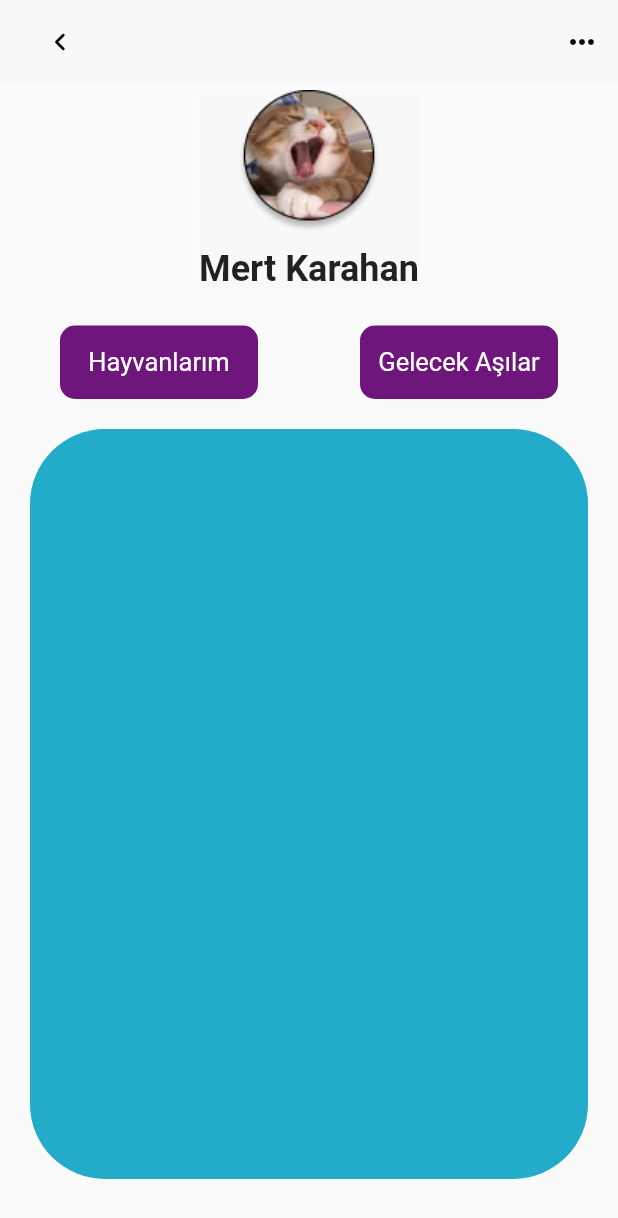
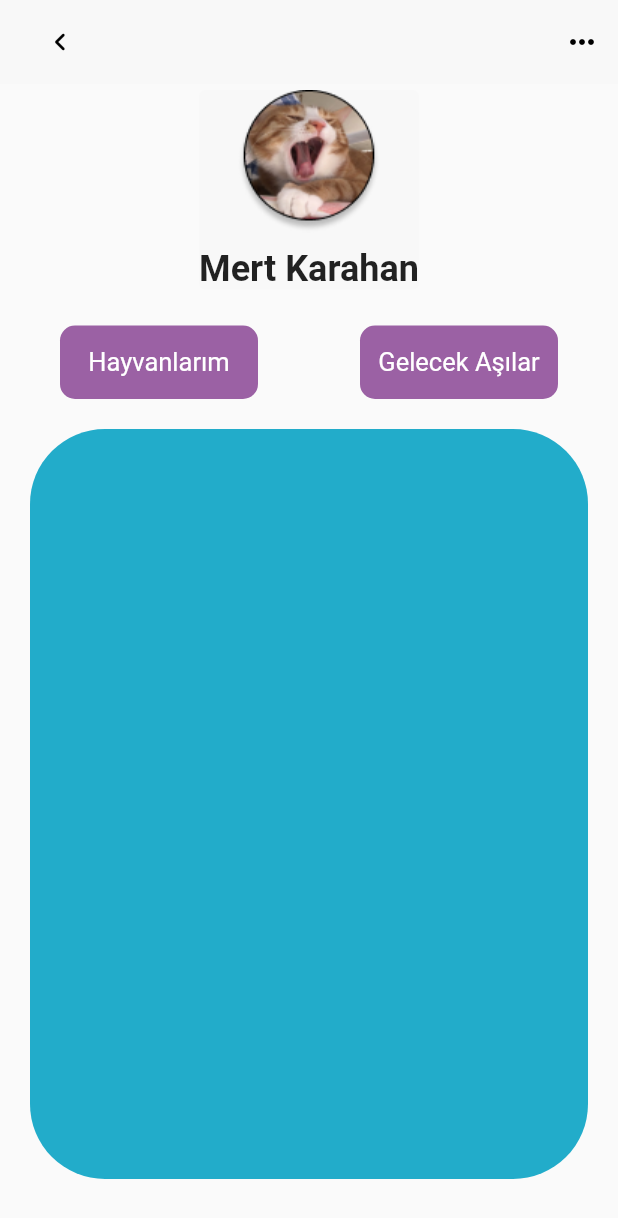
Before and after one commit to hotbagcom/PetPas, a Flutter app: the screen it shows after launch, on a phone screen of 412 x 824 dp. Shown: the top 1218 px of the screen. Run offline on Flutter 3.47's test engine with Material 2 defaults, Android fonts, the light colour scheme and no system bars; Roboto replaces fonts that are missing (Poppins).

Commit message:
componentlerin açıklamaları düzeltildi

```diff
--- a/pet_track_app/lib/components/component.dart
+++ b/pet_track_app/lib/components/component.dart
@@ -42,14 +42,14 @@ class ProfileDrawerWidget extends StatelessWidget {
 }
 
 // Kullanıcı profili CardList'i yöneten buton
-class ScrollButtonCard extends StatelessWidget {
+class CardControllerButton extends StatelessWidget {
   final String text;
   final double fontSize;
   final Color? color;
   final Color? textColor;
   final VoidCallback onPressed;
 
-  const ScrollButtonCard({
+  const CardControllerButton({
     Key? key,
     required this.text,
     required this.onPressed,
@@ -65,7 +65,7 @@ class ScrollButtonCard extends StatelessWidget {
       child: Container(
         decoration: BoxDecoration(
           borderRadius: BorderRadius.circular(10),
-          color: color ?? const Color.fromRGBO(110, 22, 124, 100),
+          color: color ?? const Color.fromARGB(156, 95, 0, 110),
         ),
         height: 49,
         width: 132,
--- a/pet_track_app/lib/view/profile_view.dart
+++ b/pet_track_app/lib/view/profile_view.dart
@@ -56,11 +56,11 @@ class _ProfileViewState extends State<UserProfileView> {
               child: Row(
                 mainAxisAlignment: MainAxisAlignment.spaceBetween,
                 children: [
-                  ScrollButtonCard(
+                  CardControllerButton(
                     text: "Hayvanlarım",
                     onPressed: () {},
                   ),
-                  ScrollButtonCard(
+                  CardControllerButton(
                     text: "Gelecek Aşılar",
                     onPressed: () {},
                   )
```
